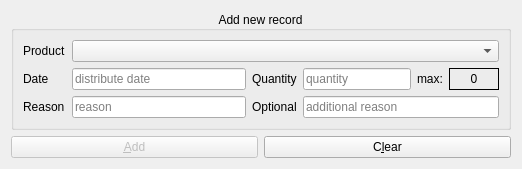
Before: the Qt Designer form src/ui/AddDistributorRecordWidget.ui in wnt-zhp/zarlock-cpp, drawn with Qt 5.
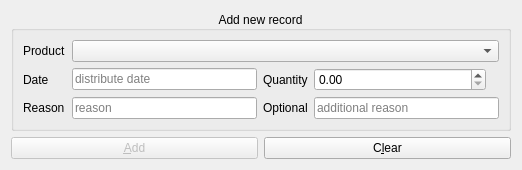
After: the same form once the commit is applied. Custom widgets are drawn as their Qt base class.

```diff
--- a/src/ui/AddDistributorRecordWidget.ui
+++ b/src/ui/AddDistributorRecordWidget.ui
@@ -22,7 +22,7 @@
      <property name="alignment">
       <set>Qt::AlignCenter</set>
      </property>
-     <layout class="QGridLayout" name="gridLayout" rowstretch="0,0,0,0,0">
+     <layout class="QGridLayout" name="gridLayout" rowstretch="0,0,0,0">
       <item row="0" column="0">
        <widget class="QLabel" name="label_products">
         <property name="text">
@@ -80,40 +80,18 @@
        </widget>
       </item>
       <item row="1" column="3">
-       <layout class="QHBoxLayout" name="horizontalLayout" stretch="1,0,0">
+       <layout class="QHBoxLayout" name="horizontalLayout" stretch="1,0">
         <item>
-         <widget class="QtyInput" name="edit_qty">
-          <property name="placeholderText">
-           <string>quantity</string>
+         <widget class="QDoubleSpinBox" name="spin_qty">
+          <property name="maximum">
+           <double>999999.000000000000000</double>
           </property>
          </widget>
         </item>
         <item>
          <widget class="QLabel" name="label_max">
           <property name="text">
-           <string>max:</string>
-          </property>
-         </widget>
-        </item>
-        <item>
-         <widget class="QLabel" name="label_maxvalue">
-          <property name="minimumSize">
-           <size>
-            <width>50</width>
-            <height>0</height>
-           </size>
-          </property>
-          <property name="frameShape">
-           <enum>QFrame::Box</enum>
-          </property>
-          <property name="frameShadow">
-           <enum>QFrame::Plain</enum>
-          </property>
-          <property name="text">
-           <string>0</string>
-          </property>
-          <property name="alignment">
-           <set>Qt::AlignCenter</set>
+           <string/>
           </property>
          </widget>
         </item>
@@ -163,11 +141,6 @@
    <extends>QLineEdit</extends>
    <header>TextInput.h</header>
   </customwidget>
-  <customwidget>
-   <class>QtyInput</class>
-   <extends>QLineEdit</extends>
-   <header>QtyInput.h</header>
-  </customwidget>
  </customwidgets>
  <tabstops>
   <tabstop>combo_products</tabstop>
```
Left out of the diff: 4 changed lines with no effect on the pictures.
